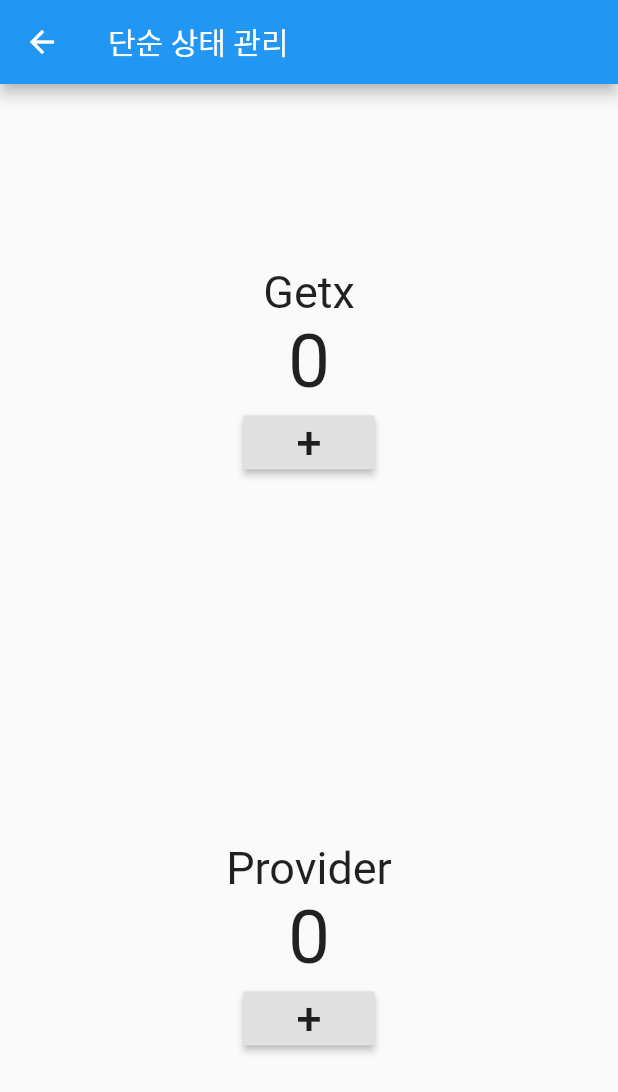
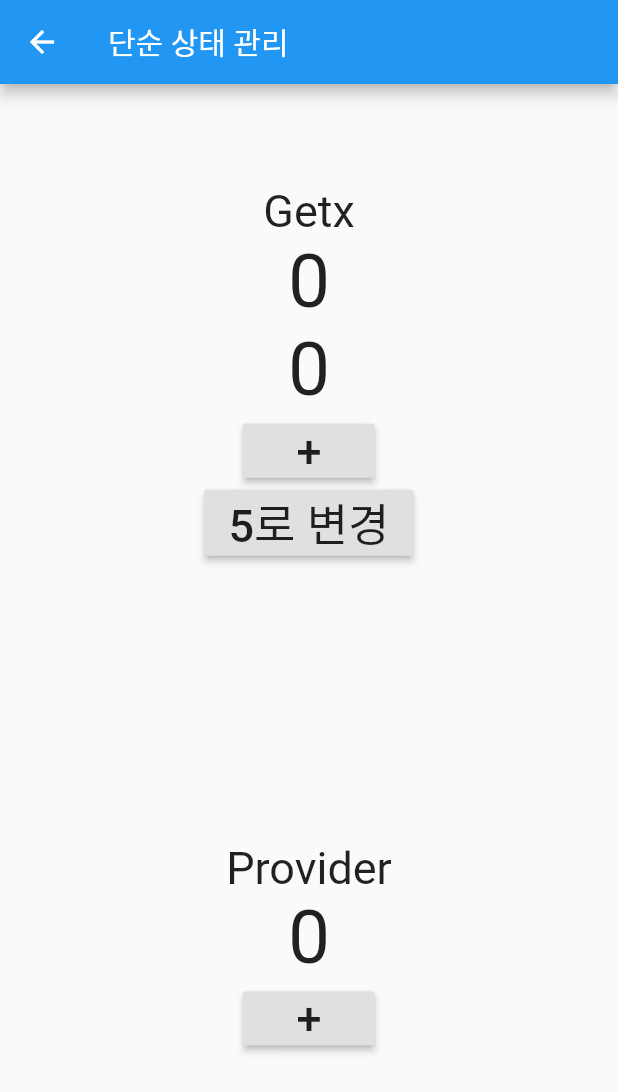
Before and after one commit to sudar-life/sample_getx, a Flutter app: the screen it shows after launch, after a tap on "단순 상태관리", on a phone screen of 412 x 824 dp. Shown: the top 1092 px of the screen. Run offline on Flutter 3.47's test engine with Material 2 defaults, Android fonts, the phone set to English and light mode, and no system bars; our stand-ins replace get.

Commit message:
반응형 상태관리

```diff
--- a/lib/src/home.dart
+++ b/lib/src/home.dart
@@ -2,6 +2,7 @@ import 'package:flutter/material.dart';
 import 'package:get/get.dart';
 import 'package:sample_getx/src/page/next_page.dart';
 import 'package:sample_getx/src/page/normal/first.dart';
+import 'package:sample_getx/src/page/reactive_state_manage_page.dart';
 import 'package:sample_getx/src/page/simple_state_manage_page.dart';
 
 class Home extends StatelessWidget {
@@ -55,6 +56,12 @@ class Home extends StatelessWidget {
                 Get.to(SimpleStateManagePage());
               },
             ),
+            RaisedButton(
+              child: Text("반응형 상태관리"),
+              onPressed: () {
+                Get.to(ReactiveStateManagePage());
+              },
+            ),
           ],
         ),
       ),
--- a/lib/src/page/simple_state_manage/with_getx.dart
+++ b/lib/src/page/simple_state_manage/with_getx.dart
@@ -13,17 +13,35 @@ class WithGetx extends StatelessWidget {
         children: [
           Text("Getx", style: TextStyle(fontSize: 30)),
           GetBuilder<SimpleStateControllerWithGetx>(
+            id: "test",
             builder: (controller) => Text(
-              controller.count.toString(),
+              "${controller.count}",
               style: TextStyle(fontSize: 50),
             ),
+          ),
+          GetBuilder<SimpleStateControllerWithGetx>(
+            builder: (controller) {
+              print("update!!");
+              return Text(
+                controller.count.toString(),
+                style: TextStyle(fontSize: 50),
+              );
+            },
           ),
           RaisedButton(
             child: Text("+", style: TextStyle(fontSize: 30)),
             onPressed: () {
               Get.find<SimpleStateControllerWithGetx>().increment();
+              // Get.find<SimpleStateControllerWithGetx>().incrementForId("test");
             },
-          )
+          ),
+          RaisedButton(
+            child: Text("5로 변경", style: TextStyle(fontSize: 30)),
+            onPressed: () {
+              Get.find<SimpleStateControllerWithGetx>().putNumber(5);
+              // Get.find<SimpleStateControllerWithGetx>().incrementForId("test");
+            },
+          ),
         ],
       ),
     );
```
Also changed, not shown: lib/src/controller/reactive_state_controller.dart (added, +24 -0 lines), lib/src/controller/simple_state_controller.dart (+10 -0 lines), lib/src/page/reactive_state_manage_page.dart (added, +51 -0 lines).
